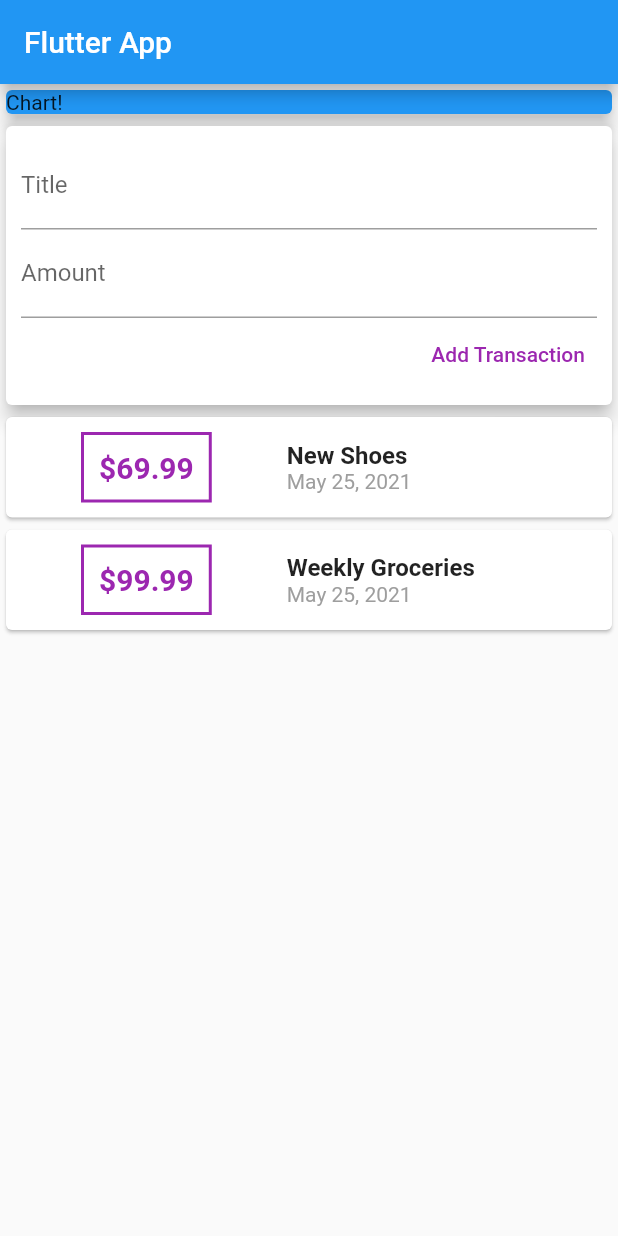
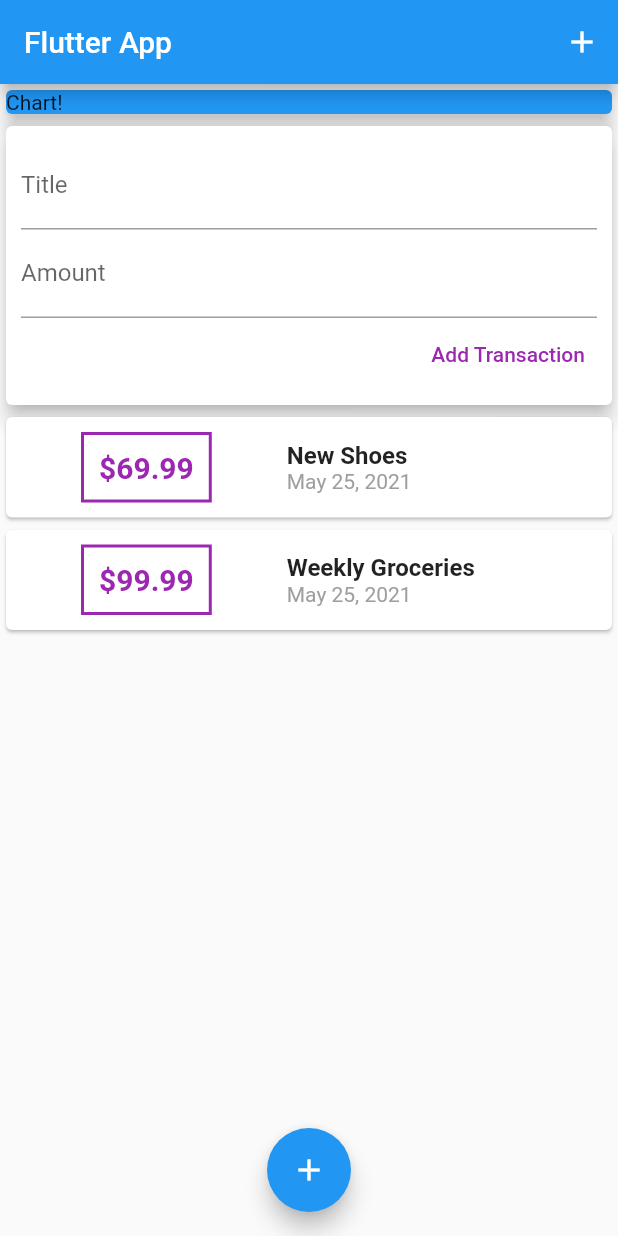
Before and after one commit to arielt/flutter_expense_planner, a Flutter app: the screen it shows after launch, on a phone screen of 412 x 824 dp. Run offline on Flutter 3.47's test engine with Material 2 defaults, Android fonts, the light colour scheme and no system bars.

Commit message:
add floating action button

```diff
--- a/lib/main.dart
+++ b/lib/main.dart
@@ -1,5 +1,6 @@
 import 'package:flutter/material.dart';
 
+// import './widgets/new_transaction.dart';
 import './widgets/user_transactions.dart';
 
 void main() => runApp(MyApp());
@@ -15,11 +16,20 @@ class MyApp extends StatelessWidget {
 }
 
 class MyHomePage extends StatelessWidget {
+  /*
+  void startAddingNewTransaction(BuildContext ctx) {
+    showModalBottomSheet(context: ctx, builder: (_) {
+      return NewTransaction();
+    });
+  }
+  */
+
   @override
   Widget build(BuildContext context) {
     return Scaffold(
       appBar: AppBar(
         title: Text('Flutter App'),
+        actions: <Widget>[IconButton(icon: Icon(Icons.add), onPressed: () {})],
       ),
       body: SingleChildScrollView(
         child: Column(
@@ -38,6 +48,9 @@ class MyHomePage extends StatelessWidget {
           ],
         ),
       ),
+      floatingActionButtonLocation: FloatingActionButtonLocation.centerFloat,
+      floatingActionButton:
+          FloatingActionButton(child: Icon(Icons.add), onPressed: () {}),
     );
   }
 }
```
